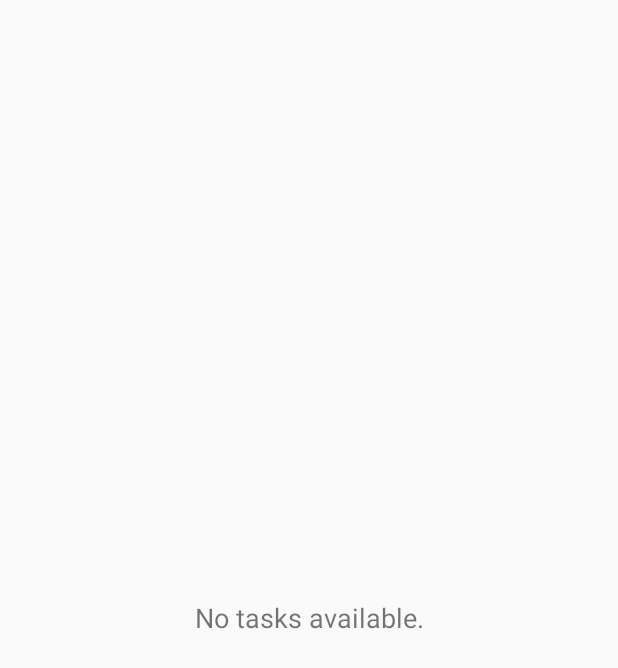
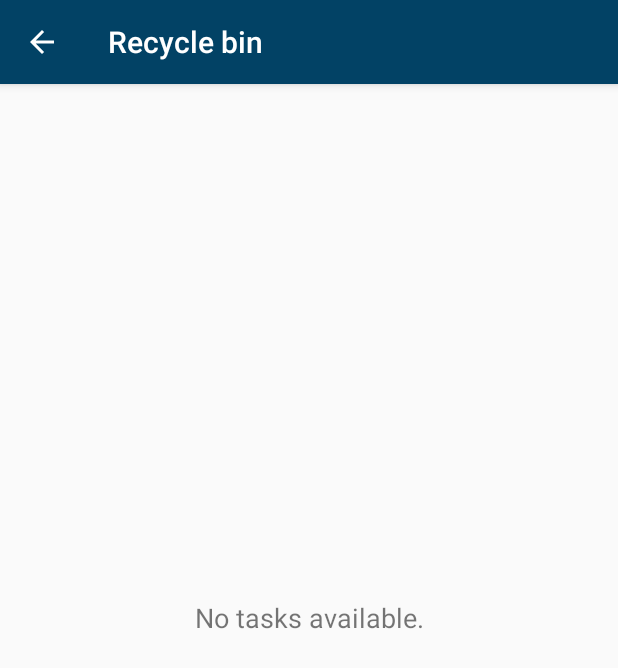
Before and after one commit to SecUSo/privacy-friendly-todo-list, an Android app: the RecyclerActivity screen opened directly, with no data from a screen before it, on a phone screen of 412 x 824 dp. Shown: the top 668 px of the screen. Run offline under Robolectric (Android 15) with nearby library versions, the phone set to English and light mode, and no system bars; 1 statement that could not run was skipped.

Commit message:
RecyclerActivity update

```diff
--- a/app/src/main/java/org/secuso/privacyfriendlytodolist/view/RecyclerActivity.java
+++ b/app/src/main/java/org/secuso/privacyfriendlytodolist/view/RecyclerActivity.java
@@ -1,13 +1,21 @@
 package org.secuso.privacyfriendlytodolist.view;
 
 import android.content.Context;
+import android.content.Intent;
 import android.os.Bundle;
+import android.preference.PreferenceFragment;
 import android.support.annotation.Nullable;
+import android.support.v4.content.ContextCompat;
 import android.support.v7.app.AppCompatActivity;
+import android.support.v7.widget.Toolbar;
 import android.util.AttributeSet;
+import android.view.MenuItem;
 import android.view.View;
+import android.view.LayoutInflater;
 import android.widget.AdapterView;
+import android.widget.ArrayAdapter;
 import android.widget.ExpandableListView;
+import android.widget.ListView;
 import android.widget.TextView;
 
 import org.secuso.privacyfriendlytodolist.R;
@@ -18,6 +26,7 @@ import org.secuso.privacyfriendlytodolist.model.database.DatabaseHelper;
 import org.secuso.privacyfriendlytodolist.model.database.tables.TTodoTask;
 
 import java.util.ArrayList;
+import java.util.List;
 
 /**
  * Created by Sebastian Lutz on 20.12.2017.
@@ -36,12 +45,63 @@ public class RecyclerActivity extends AppCompatActivity {
     private MainActivity containingActivity;
 
 
+   @Override
+    protected void onResume() {
+        super.onResume();
+    }
+
+    @Override
+    protected void onPause() {
+        super.onPause();
+    }
+
+    @Override
+    protected void onStop() {
+        super.onStop();
+    }
+
+    @Override
+    public boolean onOptionsItemSelected(MenuItem item) {
+        switch (item.getItemId()) {
+            // Respond to the action bar's Up/Home button
+            case android.R.id.home:
+                finish();
+                return true;
+        }
+        return super.onOptionsItemSelected(item);
+    }
+
     @Override
     protected void onCreate(@Nullable Bundle savedInstanceState) {
         super.onCreate(savedInstanceState);
         setContentView(R.layout.activity_recycle);
+
+        Toolbar toolbar = (Toolbar) findViewById(R.id.toolbar_trash);
+
+        if (toolbar != null) {
+            toolbar.setTitle(R.string.bin_toolbar);
+            toolbar.setTitleTextColor(ContextCompat.getColor(this, R.color.white));
+            setSupportActionBar(toolbar);
+            getSupportActionBar().setHomeAsUpIndicator(R.drawable.arrow);
+        }
+
+        if (getSupportActionBar() != null) {
+            getSupportActionBar().setDisplayHomeAsUpEnabled(true);
+            getSupportActionBar().setDisplayShowHomeEnabled(true);
+
+        }
+
+
         dbhelper = DatabaseHelper.getInstance(this);
         ArrayList<TodoTask> tasks = new ArrayList<>();
+        tasks = DBQueryHandler.getBin(dbhelper.getReadableDatabase());
+        String[] bla = {"Test String bla"};
+
+        ArrayAdapter<TodoTask> adapter = new ArrayAdapter<TodoTask>(this, R.layout.exlv_tasks_group, tasks);
+        ListView lv = (ListView) findViewById(R.id.trash_tasks);
+        TextView tv = (TextView) findViewById(R.id.tv_empty_view_no_tasks);
+        lv.setEmptyView(tv);
+        lv.setAdapter(adapter);
 
         String selection = TTodoTask.COLUMN_TRASH + " = ?";
         String[] selectionArgs = {"1"};
@@ -50,4 +110,6 @@ public class RecyclerActivity extends AppCompatActivity {
 
     }
 
+
+
 }
--- a/app/src/main/res/layout/activity_recycle.xml
+++ b/app/src/main/res/layout/activity_recycle.xml
@@ -1,15 +1,34 @@
 <?xml version="1.0" encoding="utf-8"?>
 
 <android.support.design.widget.CoordinatorLayout xmlns:android="http://schemas.android.com/apk/res/android"
+    xmlns:app="http://schemas.android.com/apk/res-auto"
+    xmlns:tools="http://schemas.android.com/tools"
     android:id="@+id/rootLayout"
     android:layout_width="match_parent"
-    android:layout_height="match_parent">
+    android:layout_height="match_parent"
+    tools:context=".view.RecyclerActivity">
+
+    <android.support.design.widget.AppBarLayout
+        android:layout_width="match_parent"
+        android:layout_height="wrap_content"
+        xmlns:app="http://schemas.android.com/apk/res-auto"
+        android:theme="@style/AppTheme.AppBarOverlay"
+        xmlns:android="http://schemas.android.com/apk/res/android">
+
+        <android.support.v7.widget.Toolbar
+            android:id="@+id/toolbar_trash"
+            android:layout_width="match_parent"
+            android:layout_height="?attr/actionBarSize"
+            android:background="?attr/colorPrimary"
+            app:popupTheme="@style/AppTheme.PopupOverlay" />
+
+    </android.support.design.widget.AppBarLayout>
 
     <RelativeLayout xmlns:android="http://schemas.android.com/apk/res/android"
         android:layout_width="match_parent"
         android:layout_height="match_parent">
 
-        <ExpandableListView
+        <ListView
             android:id="@+id/trash_tasks"
             android:layout_width="match_parent"
             android:layout_height="match_parent"
--- a/app/src/main/res/values/strings.xml
+++ b/app/src/main/res/values/strings.xml
@@ -192,4 +192,5 @@
 
     <!-- ### RECYCLE ACTIVITY ### -->
     <string name="bin">Recycle</string>
+    <string name="bin_toolbar">Recycle bin</string>
 </resources>
```
Also changed, not shown: 93 other files.
